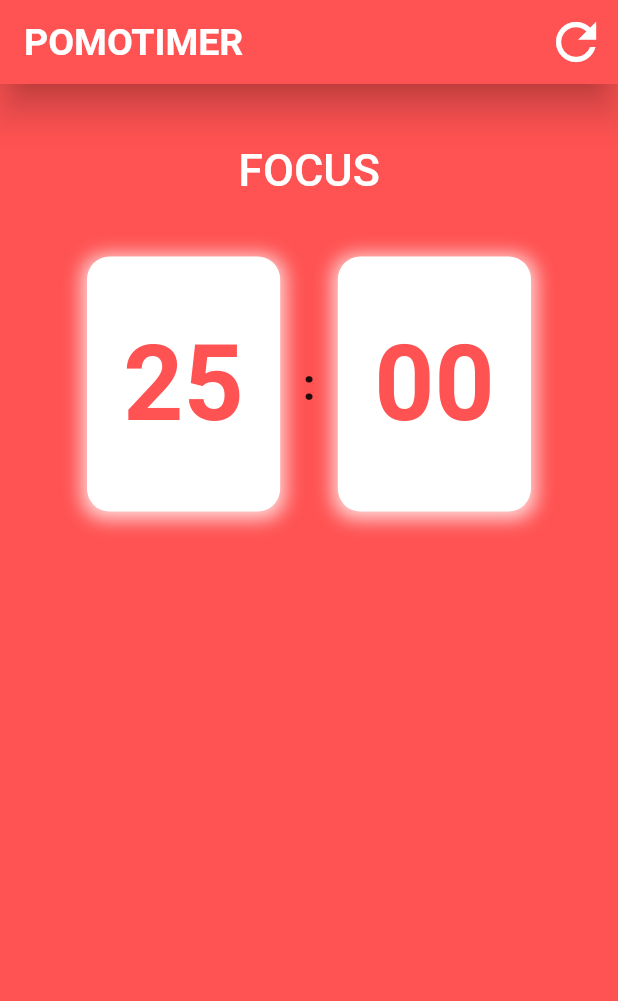
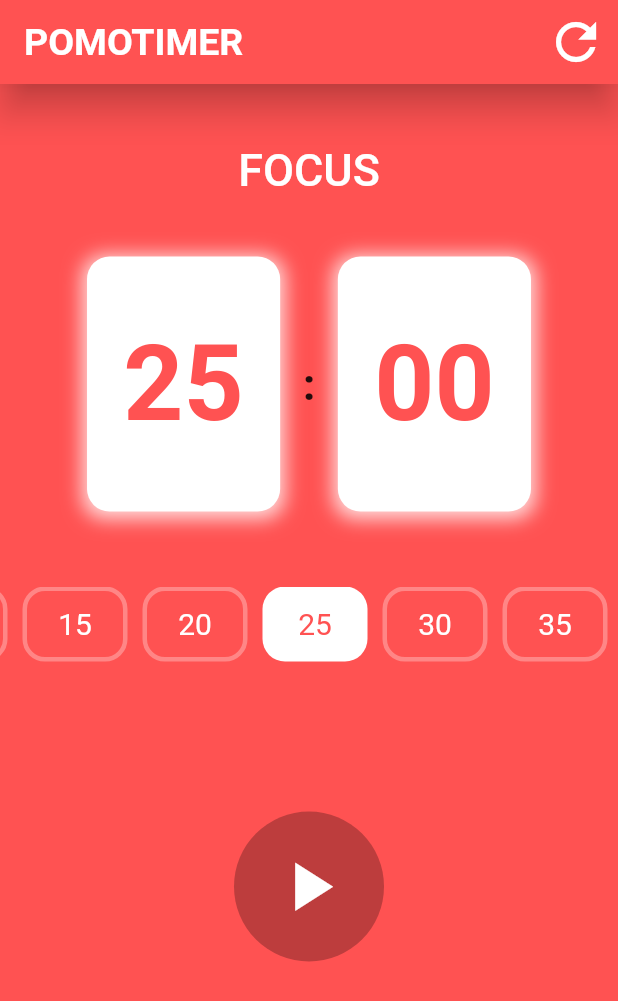
Before and after one commit to DenyAnwar/pomodoro, a Flutter app: the screen it shows after launch, on a phone screen of 412 x 824 dp. Shown: the top 1001 px of the screen. Run offline on Flutter 3.47's test engine with Material 2 defaults, Android fonts, the phone set to English and light mode, and no system bars.

Commit message:
add play and pause feature

```diff
--- a/lib/screens/home_screen.dart
+++ b/lib/screens/home_screen.dart
@@ -3,9 +3,12 @@ import 'package:provider/provider.dart';
 
 import 'package:myth_green_pomodoro_app/screens/widgets/timer_card.dart';
 import 'package:myth_green_pomodoro_app/screens/timer_service.dart';
+import 'package:myth_green_pomodoro_app/screens/widgets/timer_options.dart';
+import 'package:myth_green_pomodoro_app/screens/widgets/time_controller.dart';
 
 class HomeScreen extends StatelessWidget {
   const HomeScreen({super.key});
+
   Color renderColor(String currentState) {
     if (currentState == "FOCUS") {
       return Colors.redAccent;
@@ -42,17 +45,18 @@ class HomeScreen extends StatelessWidget {
       body: SingleChildScrollView(
         child: Container(
           alignment: Alignment.center,
-          child: const Column(
+          child: Column(
             children: [
-              SizedBox(
+              const SizedBox(
                 height: 40,
               ),
-              TimerCard(),
-              SizedBox(height: 50),
-              // TimerOptions(),
-              SizedBox(
+              const TimerCard(),
+              const SizedBox(height: 50),
+              TimerOptions(),
+              const SizedBox(
                 height: 100,
-              )
+              ),
+              const TimeController(),
             ],
           ),
         ),
--- /dev/null
+++ b/lib/screens/widgets/time_controller.dart
@@ -0,0 +1,40 @@
+import 'package:flutter/material.dart';
+import 'package:provider/provider.dart';
+
+import 'package:myth_green_pomodoro_app/screens/timer_service.dart';
+
+class TimeController extends StatefulWidget {
+  const TimeController({super.key});
+
+  @override
+  State<TimeController> createState() => _TimeControllerState();
+}
+
+class _TimeControllerState extends State<TimeController> {
+  @override
+  Widget build(BuildContext context) {
+    final provider = Provider.of<TimerService>(context);
+    return Container(
+      width: 100,
+      height: 100,
+      decoration: const BoxDecoration(
+        color: Colors.black26,
+        shape: BoxShape.circle,
+      ),
+      child: Center(
+        child: IconButton(
+          onPressed: () {
+            provider.timerPlaying
+                ? Provider.of<TimerService>(context, listen: false).pause()
+                : Provider.of<TimerService>(context, listen: false).start();
+          },
+          icon: provider.timerPlaying
+              ? const Icon(Icons.pause)
+              : const Icon(Icons.play_arrow_sharp),
+          iconSize: 55,
+          color: Colors.white,
+        ),
+      ),
+    );
+  }
+}
--- a/lib/screens/widgets/timer_card.dart
+++ b/lib/screens/widgets/timer_card.dart
@@ -1,7 +1,7 @@
 import 'package:flutter/material.dart';
 import 'package:provider/provider.dart';
 
-import '../timer_service.dart';
+import 'package:myth_green_pomodoro_app/screens/timer_service.dart';
 
 class TimerCard extends StatelessWidget {
   const TimerCard({super.key});
--- a/lib/screens/widgets/timer_options.dart
+++ b/lib/screens/widgets/timer_options.dart
@@ -1 +1,67 @@
 import 'package:flutter/material.dart';
+import 'package:provider/provider.dart';
+
+import 'package:myth_green_pomodoro_app/screens/timer_service.dart';
+import 'package:myth_green_pomodoro_app/screens/widgets/timer_card.dart';
+
+class TimerOptions extends StatelessWidget {
+  TimerOptions({super.key});
+
+  final List selectableTimes = [
+    "300",
+    "600",
+    "900",
+    "1200",
+    "1500",
+    "1800",
+    "2100",
+    "2400",
+    "2700",
+    "3000",
+    "3300",
+  ];
+
+  @override
+  Widget build(BuildContext context) {
+    final provider = Provider.of<TimerService>(context);
+    return SingleChildScrollView(
+      controller: ScrollController(initialScrollOffset: 155),
+      scrollDirection: Axis.horizontal,
+      child: Row(
+        children: selectableTimes.map((time) {
+          return InkWell(
+            onTap: () => provider.selectTime(double.parse(time)),
+            child: Container(
+              margin: const EdgeInsets.only(left: 10),
+              width: 70,
+              height: 50,
+              decoration: int.parse(time) == provider.selectedTime
+                  ? BoxDecoration(
+                      color: Colors.white,
+                      borderRadius: BorderRadius.circular(15),
+                    )
+                  : BoxDecoration(
+                      border: Border.all(width: 3, color: Colors.white30),
+                      borderRadius: BorderRadius.circular(15),
+                    ),
+              child: Center(
+                child: Text(
+                  (int.parse(time) ~/ 60).toString(),
+                  style: int.parse(time) == provider.selectedTime
+                      ? TextStyle(
+                          fontSize: 20,
+                          color: renderColor(provider.currentState),
+                        )
+                      : const TextStyle(
+                          fontSize: 20,
+                          color: Colors.white,
+                        ),
+                ),
+              ),
+            ),
+          );
+        }).toList(),
+      ),
+    );
+  }
+}
```
Also changed, not shown: lib/screens/timer_service.dart (+61 -5 lines).
